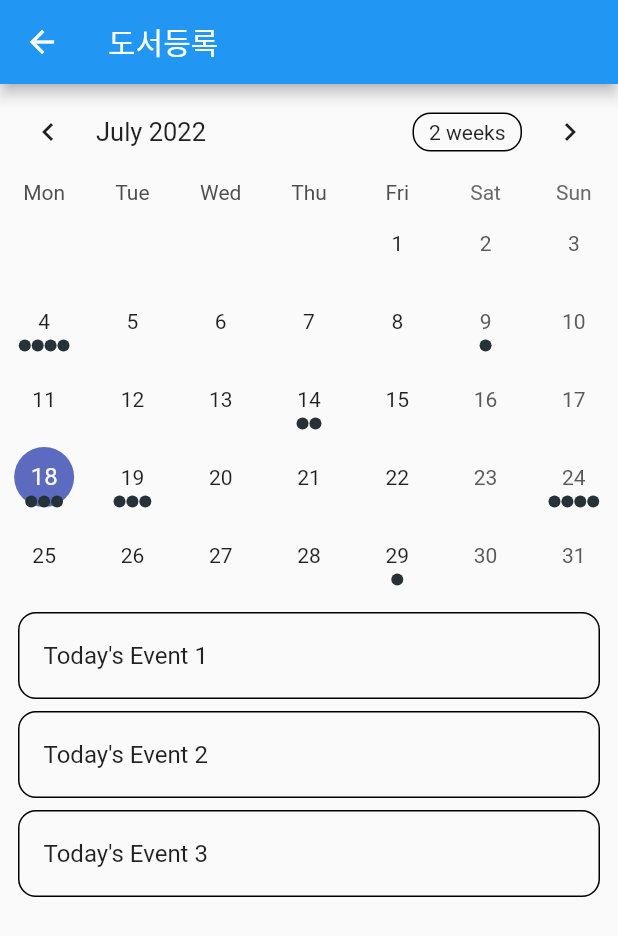
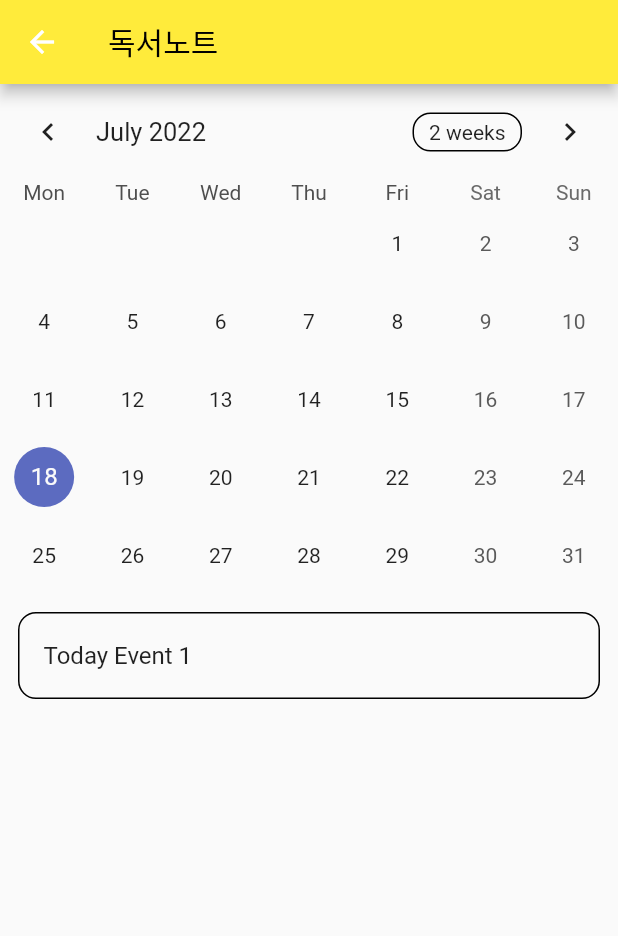
Before and after one commit to dlgndud/uiux_dummy, a Flutter app: the TableEventsExample screen opened directly, on a phone screen of 412 x 824 dp. Shown: the top 936 px of the screen. Run offline on Flutter 3.47's test engine with Material 2 defaults, Android fonts, the phone set to English and light mode, and no system bars; our stand-ins replace carousel_slider, flutter_svg, fluttertoast, get, table_calendar.

Commit message:
calendar event update

```diff
--- a/lib/pages/table_calendar/table_events_example.dart
+++ b/lib/pages/table_calendar/table_events_example.dart
@@ -17,25 +17,26 @@ class _TableEventsExampleState extends State<TableEventsExample> {
   RangeSelectionMode _rangeSelectionMode = RangeSelectionMode
       .toggledOff; // Can be toggled on/off by longpressing a date
 
-  DateTime _focusedDay = DateTime.now(); // 현재일자
-  DateTime? _selectedDay;
-  DateTime? _rangeStart;
-  DateTime? _rangeEnd;
+  final _now = DateTime.now();
+  late DateTime _focusedDay;
+  late DateTime? _selectedDay;
 
   @override
   void initState() {
     super.initState();
 
+    _focusedDay = DateTime(_now.year, _now.month, _now.day); // 현재일자
+
     _selectedDay = _focusedDay;
+    print('init _selectedDay $_selectedDay');
     _selectedEvents = ValueNotifier(_getEventsForDay(_selectedDay!));
 
-    eventPrint();
-  }
+    // EventSource 출력
+    kEvents.forEach((key, value) {
+      print('[KEY] $key, [VALUE] $value');
+    });
 
-  void eventPrint() {
-    kEvents.forEach((key, value) {
-      print('$key, $value');
-    });
+    //kEvents.toString();
   }
 
   @override
@@ -63,12 +64,13 @@ class _TableEventsExampleState extends State<TableEventsExample> {
       setState(() {
         _selectedDay = selectedDay;
         _focusedDay = focusedDay;
-        _rangeStart = null; // Important to clean those
-        _rangeEnd = null;
+
         _rangeSelectionMode = RangeSelectionMode.toggledOff;
       });
-      print('_onDaySelected!!! ${selectedDay}');
+      print('not match!!! $_selectedDay, $selectedDay');
       _selectedEvents.value = _getEventsForDay(selectedDay);
+    } else {
+      print('match!!! $_selectedDay, $selectedDay');
     }
   }
 
@@ -76,8 +78,6 @@ class _TableEventsExampleState extends State<TableEventsExample> {
     setState(() {
       _selectedDay = null;
       _focusedDay = focusedDay;
-      _rangeStart = start;
-      _rangeEnd = end;
       _rangeSelectionMode = RangeSelectionMode.toggledOn;
     });
 
@@ -95,7 +95,11 @@ class _TableEventsExampleState extends State<TableEventsExample> {
   Widget build(BuildContext context) {
     return Scaffold(
       appBar: AppBar(
-        title: Text('도서등록'),
+        title: const Text(
+          '독서노트',
+          style: TextStyle(color: Colors.black),
+        ),
+        backgroundColor: Colors.yellow,
       ),
       body: Column(
         children: [
@@ -104,14 +108,13 @@ class _TableEventsExampleState extends State<TableEventsExample> {
             lastDay: kLastDay,
             focusedDay: _focusedDay,
             selectedDayPredicate: (day) => isSameDay(_selectedDay, day),
-            rangeStartDay: _rangeStart,
-            rangeEndDay: _rangeEnd,
+            //rangeStartDay: _rangeStart,
+            //rangeEndDay: _rangeEnd,
             calendarFormat: _calendarFormat,
-            rangeSelectionMode: _rangeSelectionMode,
+            //rangeSelectionMode: _rangeSelectionMode,
             eventLoader: _getEventsForDay,
             startingDayOfWeek: StartingDayOfWeek.monday,
-            calendarStyle: CalendarStyle(
-              // Use `CalendarStyle` to customize the UI
+            calendarStyle: const CalendarStyle(
               outsideDaysVisible: false,
             ),
             onDaySelected: _onDaySelected,
--- a/lib/pages/table_calendar/utils.dart
+++ b/lib/pages/table_calendar/utils.dart
@@ -19,21 +19,22 @@ class Event {
 /// Using a [LinkedHashMap] is highly recommended if you decide to use a map.
 /// 이벤트를 등록한 순서대로 출력하기 위해 map 보다는 linkedhashmap이 더 유리
 final kEvents = LinkedHashMap<DateTime, List<Event>>(
-  equals: isSameDay,
-  hashCode: getHashCode,
+  // equals: isSameDay,
+  // hashCode: getHashCode,
 )..addAll(_kEventSource);
 
-final _kEventSource = Map.fromIterable(List.generate(50, (index) => index),
-    key: (item) => DateTime.utc(kFirstDay.year, kFirstDay.month, item * 5),
-    value: (item) => List.generate(
-        item % 4 + 1, (index) => Event('Event $item | ${index + 1}')))
-  ..addAll({
-    kToday: [
-      Event('Today\'s Event 1'),
-      Event('Today\'s Event 2'),
-      Event('Today\'s Event 3'),
-    ],
-  });
+// final _kEventSource = { for (var item in List.generate(50, (index) => index)) DateTime.utc(kFirstDay.year, kFirstDay.month, item * 5) : List.generate(
+//         item % 4 + 1, (index) => Event('Event $item | ${index + 1}')) }
+//   ..addAll({
+//     kToday: [
+//       Event('Today\'s Event 1'),
+//       Event('Today\'s Event 2'),
+//       Event('Today\'s Event 3'),
+//     ],
+//   });
+
+DateTime _now = DateTime.now();
+LinkedHashMap<DateTime, List<Event>> _kEventSource = {DateTime(_now.year, _now.month, _now.day):[Event('Today Event 1')]} as LinkedHashMap<DateTime, List<Event>>;
 
 int getHashCode(DateTime key) {
   return key.day * 1000000 + key.month * 10000 + key.year;
```
Also changed, not shown: lib/pages/banner/banner_design.dart (+5 -5 lines).
